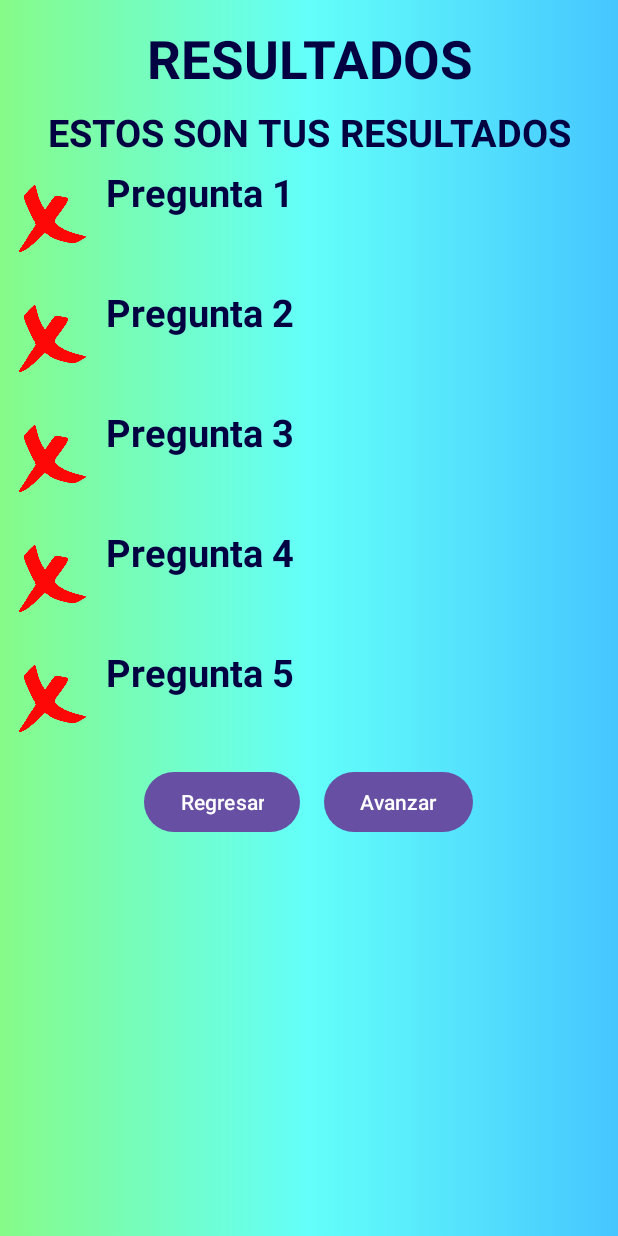
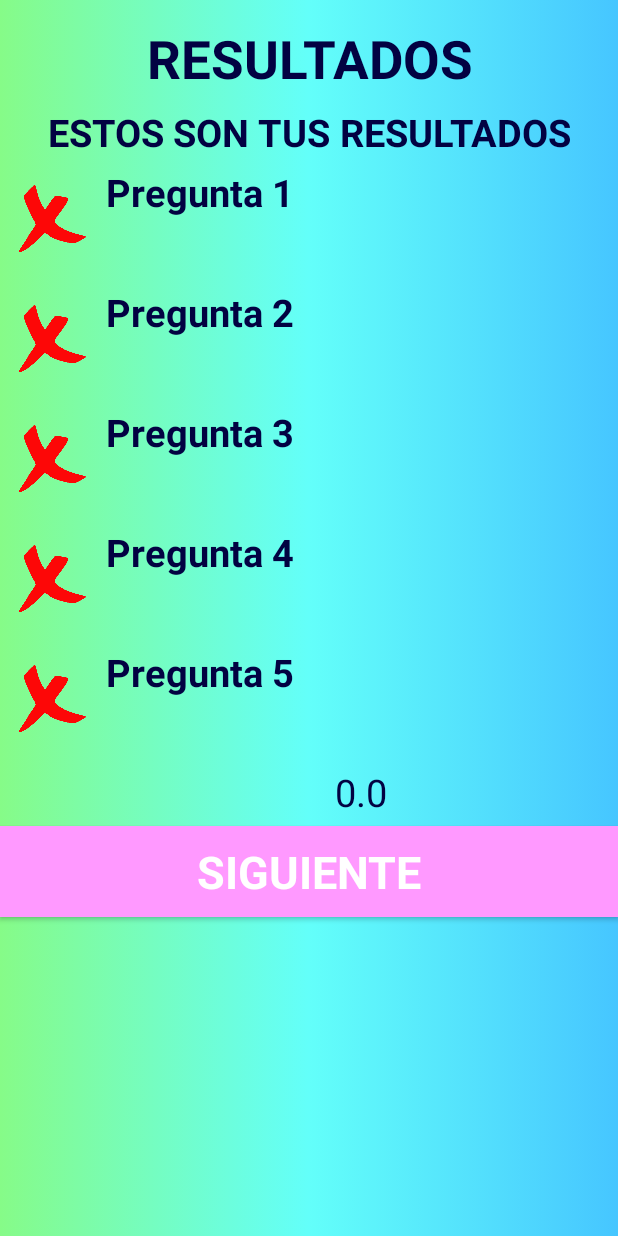
Before and after one commit to KevindeJesusUAA/ProyectoFinalGeoterra, an Android app: the resultados screen opened directly, with no data from a screen before it, on a phone screen of 412 x 824 dp. Run offline under Robolectric (Android 15) with nearby library versions, the phone set to English and light mode, and no system bars; 8 statements that could not run were skipped.

Commit message:
toques finales

```diff
--- a/app/src/main/java/uaa/mx/proyectofinalgeoterra/evaluacion.java
+++ b/app/src/main/java/uaa/mx/proyectofinalgeoterra/evaluacion.java
@@ -50,15 +50,16 @@ public class evaluacion extends AppCompatActivity implements OnMapReadyCallback
 
     private MediaPlayer mediaPlayer; // Variable para el reproductor de música
     private boolean musicaReproducida = false;
-    private  String Nombre,id;
+    private  String Nombre,id,tema;
 
     @Override
     protected void onCreate(Bundle savedInstanceState) {
         super.onCreate(savedInstanceState);
         setContentView(R.layout.evaluacion);
         AtomicReference<Intent> intent = new AtomicReference<>(getIntent());
-        String tema = intent.get().getStringExtra("Tema");
+
         Bundle recibeIngreso = getIntent().getExtras();
+        tema=recibeIngreso.getString("Tema");
         Nombre = recibeIngreso.getString("Nombre"); //Para recoger los datos, utilizamos la variable de bundle y con el metodo getstring obtenemos la clave de parametro
         id= recibeIngreso.getString("Idusu");
         // Inicializar el reproductor de música y cargar el archivo de música desde res/raw
--- a/app/src/main/java/uaa/mx/proyectofinalgeoterra/explora.java
+++ b/app/src/main/java/uaa/mx/proyectofinalgeoterra/explora.java
@@ -113,7 +113,7 @@ private  String Nombre,id;
 
                 intent.putExtra("Nombre",Nombre);
                 intent.putExtra("Idusu",id);
-                intent.putExtra("Tema",3);
+                intent.putExtra("Tema","4");
                 startActivity(intent);
 
             }
--- a/app/src/main/java/uaa/mx/proyectofinalgeoterra/resultados.java
+++ b/app/src/main/java/uaa/mx/proyectofinalgeoterra/resultados.java
@@ -1,12 +1,20 @@
 package uaa.mx.proyectofinalgeoterra;
 
 import android.content.Intent;
+import android.graphics.Color;
+import android.graphics.Typeface;
 import android.os.Bundle;
+import android.view.Gravity;
+import android.view.ViewGroup;
+import android.widget.Button;
 import android.widget.ImageView;
+import android.widget.LinearLayout;
 import android.widget.TextView;
 import android.widget.Toast;
 
 import androidx.appcompat.app.AppCompatActivity;
+
+import java.util.concurrent.atomic.AtomicReference;
 
 public class resultados extends AppCompatActivity {
 
@@ -16,6 +24,7 @@ public class resultados extends AppCompatActivity {
     private String respuestaCorrecta4 = "b. Machu Pichu";
     private String respuestaCorrecta5 = "a. Taj Mahal";
     private String Nombre,id,tema;
+    private  int correct=0;
     @Override
     protected void onCreate(Bundle savedInstanceState) {
         super.onCreate(savedInstanceState);
@@ -32,6 +41,7 @@ public class resultados extends AppCompatActivity {
          tema = recibeIngreso.getString("Tema");
         Nombre = recibeIngreso.getString("Nombre"); //Para recoger los datos, utilizamos la variable de bundle y con el metodo getstring obtenemos la clave de parametro
         id= recibeIngreso.getString("Idusu");
+        System.out.println("kevin res: tema: "+tema+" Nombre:"+Nombre+" id: "+id);
 
 
         // Referencias a los TextViews en el layout
@@ -59,56 +69,123 @@ public class resultados extends AppCompatActivity {
         if (respuestaSeleccionada1.equals(respuestaCorrecta)) {
             // La respuesta es correcta
             imgRespuesta1.setImageResource(R.drawable.palomita); // Asigna la imagen de la palomita
-            Toast.makeText(this, "Respuesta correcta", Toast.LENGTH_SHORT).show();
+            //Toast.makeText(this, "Respuesta correcta", Toast.LENGTH_SHORT).show();
+            correct++;
         } else {
             // La respuesta es incorrecta
             imgRespuesta1.setImageResource(R.drawable.tacha); // Asigna la imagen de la tacha
-            Toast.makeText(this, "Respuesta incorrecta", Toast.LENGTH_SHORT).show();
+            //Toast.makeText(this, "Respuesta incorrecta", Toast.LENGTH_SHORT).show();
         }
 
         // Comparar la respuesta seleccionada con la respuesta correcta
         if (respuestaSeleccionada2.equals(respuestaCorrecta2)) {
             // La respuesta es correcta
             imgRespuesta2.setImageResource(R.drawable.palomita); // Asigna la imagen de la palomita
-            Toast.makeText(this, "Respuesta correcta2", Toast.LENGTH_SHORT).show();
+            //Toast.makeText(this, "Respuesta correcta2", Toast.LENGTH_SHORT).show();
+            correct++;
         } else {
             // La respuesta es incorrecta
             imgRespuesta2.setImageResource(R.drawable.tacha); // Asigna la imagen de la tacha
-            Toast.makeText(this, "Respuesta incorrecta2", Toast.LENGTH_SHORT).show();
+            //Toast.makeText(this, "Respuesta incorrecta2", Toast.LENGTH_SHORT).show();
         }
 
         // Comparar la respuesta seleccionada con la respuesta correcta
         if (respuestaSeleccionada3.equals(respuestaCorrecta3)) {
             // La respuesta es correcta
             imgRespuesta3.setImageResource(R.drawable.palomita); // Asigna la imagen de la palomita
-            Toast.makeText(this, "Respuesta correcta3", Toast.LENGTH_SHORT).show();
+            //Toast.makeText(this, "Respuesta correcta3", Toast.LENGTH_SHORT).show();
+            correct++;
         } else {
             // La respuesta es incorrecta
             imgRespuesta3.setImageResource(R.drawable.tacha); // Asigna la imagen de la tacha
-            Toast.makeText(this, "Respuesta incorrecta3", Toast.LENGTH_SHORT).show();
+            //Toast.makeText(this, "Respuesta incorrecta3", Toast.LENGTH_SHORT).show();
         }
 
         // Comparar la respuesta seleccionada con la respuesta correcta
         if (respuestaSeleccionada4.equals(respuestaCorrecta4)) {
             // La respuesta es correcta
             imgRespuesta4.setImageResource(R.drawable.palomita); // Asigna la imagen de la palomita
-            Toast.makeText(this, "Respuesta correcta4", Toast.LENGTH_SHORT).show();
+            //Toast.makeText(this, "Respuesta correcta4", Toast.LENGTH_SHORT).show();
+            correct++;
         } else {
             // La respuesta es incorrecta
             imgRespuesta4.setImageResource(R.drawable.tacha); // Asigna la imagen de la tacha
-            Toast.makeText(this, "Respuesta incorrecta4", Toast.LENGTH_SHORT).show();
+            //Toast.makeText(this, "Respuesta incorrecta4", Toast.LENGTH_SHORT).show();
         }
 
         // Comparar la respuesta seleccionada con la respuesta correcta
         if (respuestaSeleccionada5.equals(respuestaCorrecta5)) {
             // La respuesta es correcta
             imgRespuesta5.setImageResource(R.drawable.palomita); // Asigna la imagen de la palomita
-            Toast.makeText(this, "Respuesta correcta5", Toast.LENGTH_SHORT).show();
+            //Toast.makeText(this, "Respuesta correcta5", Toast.LENGTH_SHORT).show();
+            correct++;
         } else {
             // La respuesta es incorrecta
             imgRespuesta5.setImageResource(R.drawable.tacha); // Asigna la imagen de la tacha
-            Toast.makeText(this, "Respuesta incorrecta5", Toast.LENGTH_SHORT).show();
+            //Toast.makeText(this, "Respuesta incorrecta5", Toast.LENGTH_SHORT).show();
+        }
+        float promedio=(correct*10)/5;
+        TextView promediotx=findViewById(R.id.promedio);
+        promediotx.setText( String.valueOf(promedio));
+        Button btnEnviar = new Button(this);
+
+        btnEnviar.setText("Siguiente");
+        btnEnviar.setTextColor(getResources().getColor(android.R.color.white)); // Establecer color de texto
+        btnEnviar.setTextSize(30); // Establecer tamaño de texto
+        btnEnviar.setTypeface(null, Typeface.BOLD); // Establecer estilo de texto a negrita
+        btnEnviar.setBackgroundColor(Color.parseColor("#FF99FF")); // Establecer color de fondo
+
+
+        if(promedio<7){
+            btnEnviar.setOnClickListener(v -> {
+                Toast.makeText(this, "Sorry no Pasaste", Toast.LENGTH_SHORT).show();
+                finish();
+            });
+        }else{
+            btnEnviar.setOnClickListener(v -> {
+                /*Intent intent2 = new Intent(resultadosdin.this, menu.class);
+                Toast.makeText(this, "Felicidades pasaste"+Nombre+" id:"+id, Toast.LENGTH_SHORT).show();
+                intent2.get().putExtra("Nombre",Nombre);
+                intent2.get().putExtra("Idusu",id);
+                startActivity(intent2);*/
+                Toast.makeText(this, "Felicidades pasaste"+Nombre+" id:"+id, Toast.LENGTH_SHORT).show();
+                Intent intent2 = new Intent(resultados.this, menu.class);
+
+                System.out.println("vaya");
+                // Poner las respuestas seleccionadas como extras en el Intent
+
+                intent2.putExtra("Nombre",Nombre);
+                intent2.putExtra("Idusu",id);
+                intent2.putExtra("Tema","3");
+                DatabaseHelper dbHelper = new DatabaseHelper(this);
+                dbHelper.ingpro(String.valueOf(promedio),id,tema);
+
+
+
+
+                startActivity(intent2);
+
+            });
         }
 
+
+        // Crear un LinearLayout
+        LinearLayout.LayoutParams params = new LinearLayout.LayoutParams(
+                ViewGroup.LayoutParams.WRAP_CONTENT,
+                ViewGroup.LayoutParams.WRAP_CONTENT
+        );
+        params.gravity = Gravity.CENTER;
+        params.setMargins(0, 40, 0, 0); // Establecer márgenes
+        LinearLayout principal=findViewById(R.id.muestra);
+        principal.addView(btnEnviar);
+
+
+
     }
+
 }
+/*
+*
+*
+*
+* */
--- a/app/src/main/java/uaa/mx/proyectofinalgeoterra/resultadosdin.java
+++ b/app/src/main/java/uaa/mx/proyectofinalgeoterra/resultadosdin.java
@@ -55,7 +55,7 @@ public class resultadosdin extends AppCompatActivity {
                 textLayout.setOrientation(LinearLayout.HORIZONTAL);
                 ImageView imageView = new ImageView(this);
                 imageView.setLayoutParams(new LinearLayout.LayoutParams(
-                        70, // Ancho en píxeles
+                        200, // Ancho en píxeles
                         200, // Alto en píxeles
                         LinearLayout.LayoutParams.WRAP_CONTENT));
                 if(vectorBooleanos[u]){
--- a/app/src/main/res/layout/resultados.xml
+++ b/app/src/main/res/layout/resultados.xml
@@ -5,7 +5,8 @@
     android:layout_width="match_parent"
     android:layout_height="match_parent"
     android:background="@drawable/fondo_degradado"
-    android:orientation="vertical">
+    android:orientation="vertical"
+    android:id="@+id/muestra">
 
     <TextView
         android:id="@+id/txtResultados"
@@ -199,6 +200,15 @@
                 android:textAlignment="center"
                 android:textColor="#020242"
                 android:textSize="25dp" />
+
+            <TextView
+                android:id="@+id/promedio"
+                android:layout_width="match_parent"
+                android:layout_height="40dp"
+                android:text="promedio"
+                android:textAlignment="center"
+                android:textColor="#020242"
+                android:textSize="25dp" />
         </LinearLayout>
     </LinearLayout>
 
@@ -207,20 +217,5 @@
         android:layout_width="match_parent"
         android:layout_height="wrap_content"
         android:orientation="horizontal"
-        android:gravity="center">
-
-        <Button
-            android:id="@+id/regresarButton"
-            android:layout_width="wrap_content"
-            android:layout_height="wrap_content"
-            android:text="Regresar"
-            android:layout_marginEnd="8dp"/>
-
-        <Button
-            android:id="@+id/avanzarButton"
-            android:layout_width="wrap_content"
-            android:layout_height="wrap_content"
-            android:text="Avanzar"
-            android:layout_marginStart="8dp"/>
-    </LinearLayout>
+        android:gravity="center"/>
 </LinearLayout>
```
Also changed, not shown: app/src/main/java/uaa/mx/proyectofinalgeoterra/estadosMexico.java (+19 -2 lines), app/src/main/java/uaa/mx/proyectofinalgeoterra/menu.java (+29 -7 lines), app/src/main/java/uaa/mx/proyectofinalgeoterra/reconocimiento.java (+11 -0 lines), app/src/main/res/layout/reconocimiento.xml (+11 -0 lines).
